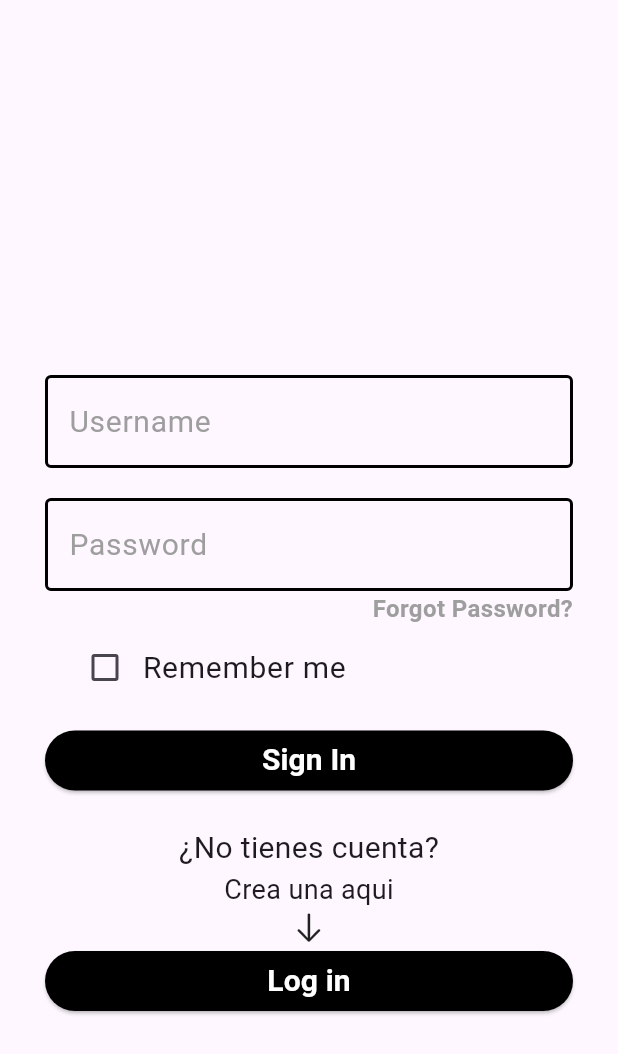
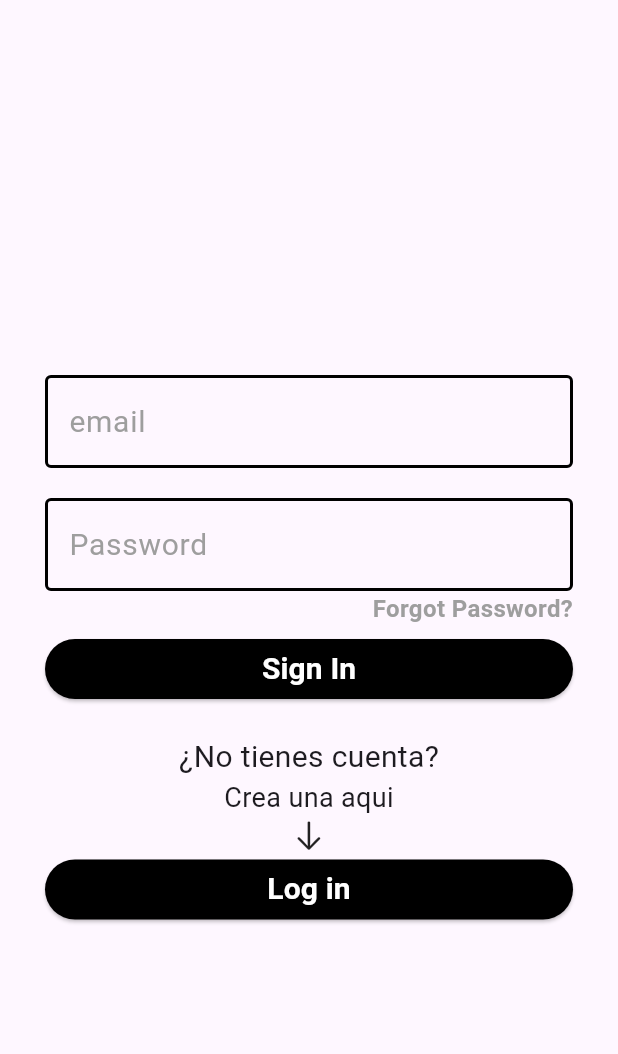
Before and after one commit to JhinSachez/App, a Flutter app: the Login screen opened directly, on a phone screen of 412 x 824 dp. Shown: the top 1054 px of the screen. Run offline on Flutter 3.47's test engine with Material 3 defaults, Android fonts, the phone set to English and light mode, and no system bars; our stand-ins replace carousel_slider, flutter_smart_dialog, fluttertoast, get, image_cropper, image_picker and 1 more; accounts and stored records are empty.

Commit message:
Todo terminado(falta diseño)

```diff
--- a/lib/JsonModels/users.dart
+++ /dev/null
@@ -1,38 +0,0 @@
-
-// To parse this JSON data, do
-//
-//     final users = usersFromMap(jsonString);
-
-import 'dart:convert';
-
-Users usersFromMap(String str) => Users.fromMap(json.decode(str));
-
-String usersToMap(Users data) => json.encode(data.toMap());
-
-class Users {
-  final int? usrId;
-  final String? email;
-  final String usrName;
-  final String usrPassword;
-
-  Users({
-    this.usrId,
-    this.email,
-    required this.usrName,
-    required this.usrPassword,
-  });
-
-  factory Users.fromMap(Map<String, dynamic> json) => Users(
-    usrId: json["usrId"],
-    email: json["email"],
-    usrName: json["usrName"],
-    usrPassword: json["usrPassword"],
-  );
-
-  Map<String, dynamic> toMap() => {
-    "usrId": usrId,
-    "email": email,
-    "usrName": usrName,
-    "usrPassword": usrPassword,
-  };
-}
--- /dev/null
+++ b/lib/api_connection/api_connection.dart
@@ -0,0 +1,10 @@
+class API
+{
+  static const hostConnect = "http://192.168.100.9/api_maps";
+  static const hostConnectUser = "$hostConnect/user";
+
+  static const validateEmail = "$hostConnect/user/validate_email.php";
+  static const singUp = "$hostConnect/user/signup.php";
+  static const login = "$hostConnect/user/login.php";
+
+}
--- a/lib/login.dart
+++ b/lib/login.dart
@@ -1,13 +1,19 @@
+import 'dart:convert';
+
 import 'package:flutter/cupertino.dart';
 import 'package:flutter/material.dart';
 import 'package:flutter_smart_dialog/flutter_smart_dialog.dart';
-import 'package:maps/Inicio.dart';
-import 'package:maps/JsonModels/users.dart';
-import 'package:maps/SQLite/sqlite.dart';
+import 'package:fluttertoast/fluttertoast.dart';
 import 'package:maps/password.dart';
 import 'package:maps/registro.dart';
+import 'package:maps/userPreferences/user_preferences.dart';
 import 'package:maps/usuario.dart';
 import 'package:shared_preferences/shared_preferences.dart';
+import 'package:http/http.dart' as http;
+
+import 'api_connection/api_connection.dart';
+import 'home.dart';
+import 'model/user.dart';
 
 class Login extends StatefulWidget {
   const Login({super.key});
@@ -18,28 +24,47 @@ class Login extends StatefulWidget {
 
 class _LoginState extends State<Login> {
 
-  final usuario = TextEditingController();
+  final email = TextEditingController();
   final pass = TextEditingController();
   bool isLoggingTrue = false;
-  bool isChecked =  false;
+  final formkey = GlobalKey<FormState>();
 
-  final db = DatabaseHelper();
 
-  login() async{
-    Users? usrDetails = await db.getUser(usuario.text);
-    var res = await db.login(Users(usrName: usuario.text, usrPassword: pass.text));
-    if(res == true){
-      if(!mounted) return;
-      Navigator.pushReplacement(
-          context, MaterialPageRoute(builder: (context) => Perfil(perfiles: usrDetails,)));
-    } else {
-      isLoggingTrue = true;
+  loginUserNow() async{
+    try{
+      var res = await http.post(
+        Uri.parse(API.login),
+        body: {
+          "user_email": email.text.trim(),
+          "user_password": pass.text.trim(),
+        },
+      );
+
+      if(res.statusCode == 200){
+        var resBodyOfLogin = jsonDecode(res.body);
+        if(resBodyOfLogin['success'] == true){
+          Fluttertoast.showToast(msg: "Haz ingresado ");
+
+          User userInfo = User.fromJson(resBodyOfLogin["userData"]);
+          await RememberUserPrefs.storeUserInfo(userInfo);
+
+          Navigator.of(context).pushAndRemoveUntil(MaterialPageRoute(
+              builder: (BuildContext context) {
+                return Inicio();
+              }
+          ), (route) => false);
+        } else {
+          Fluttertoast.showToast(msg: "Escriba bien los datos, vuelva a intentarlo");
+
+        }
+      }
+    }catch(e){
+      print("Error :: " + e.toString());
     }
   }
 
 
 
-  final formkey = GlobalKey<FormState>();
   @override
   Widget build(BuildContext context) {
     return Scaffold(
@@ -67,17 +92,17 @@ class _LoginState extends State<Login> {
                       TextFormField(
                         validator: (value){
                           if(value!.isEmpty){
-                            return "usuario requerido";
+                            return "email requerido";
                           }
                           return null;
                         },
-                        controller: usuario,
+                        controller: email,
                         keyboardType: TextInputType.text,
                         autocorrect: true,
                         textCapitalization: TextCapitalization.words,
                         style: TextStyle(color: Colors.black, fontSize: 20),
                         decoration: InputDecoration(
-                          hintText: 'Username',
+                          hintText: 'email',
                           hintStyle: TextStyle(color: Colors.grey),
                           enabledBorder: OutlineInputBorder(
                             borderSide: BorderSide(
@@ -144,23 +169,6 @@ class _LoginState extends State<Login> {
                           )
                         ],
                       ),
-                      ListTile(
-                        horizontalTitleGap: 1,
-                        title: Text('Remember me', style: TextStyle(fontSize: 20)),
-                        leading: Checkbox(
-                          value: isChecked,
-                          onChanged: (value){
-                            setState(() {
-                              isChecked = !isChecked;
-                            });
-                          },
-                        ),
-                      ),
-                      SizedBox(
-                        height: 5,
-                      ),
-                      isLoggingTrue
-                          ? const Text('El usuario o la contraseña son incorrectos', style: TextStyle(color: Colors.red, fontSize: 17)):
                       SizedBox(
                         height: 5,
                       ),
@@ -170,7 +178,7 @@ class _LoginState extends State<Login> {
                             flex: 1,
                             child: ElevatedButton(onPressed: (){
                               if(formkey.currentState!.validate()){
-                                login();
+                              loginUserNow();
                               }
                               FocusScope.of(context).unfocus();
                             }, child: Text('Sign In',style: TextStyle(color: Colors.white, fontSize: 20, fontWeight: FontWeight.bold),),
--- /dev/null
+++ b/lib/model/user.dart
@@ -0,0 +1,27 @@
+class User{
+  int user_id;
+  String user_name;
+  String user_email;
+  String user_password;
+
+  User(
+      this.user_id,
+      this.user_name,
+      this.user_email,
+      this.user_password,
+      );
+
+  factory User.fromJson(Map<String, dynamic> json) => User(
+    int.parse(json["user_id"]),
+    json["user_name"],
+    json["user_email"],
+    json["user_password"],
+  );
+
+  Map<String, dynamic> toJson() => {
+    'user_id': user_id.toString(),
+    'user_name': user_name,
+    'user_email': user_email,
+    'user_password': user_password,
+  };
+}
--- a/pubspec.yaml
+++ b/pubspec.yaml
@@ -44,6 +44,9 @@ dependencies:
   path: ^1.8.3
   intl: ^0.18.1
   path_provider: ^2.1.1
+  http: ^1.2.1
+  fluttertoast: ^8.2.5
+  get: ^4.6.6
 
 dev_dependencies:
   flutter_test:
```
Also changed, not shown: lib/Inicio.dart (deleted, +0 -67 lines), lib/SQLite/sqlite.dart (deleted, +0 -50 lines), lib/home.dart (added, +74 -0 lines), lib/main.dart (+12 -2 lines), lib/menu.dart (+3 -4 lines), lib/registro.dart (+73 -49 lines), lib/userPreferences/current_user.dart (added, +17 -0 lines), lib/userPreferences/user_preferences.dart (added, +25 -0 lines), lib/usuario.dart (+19 -7 lines), pubspec.lock.
